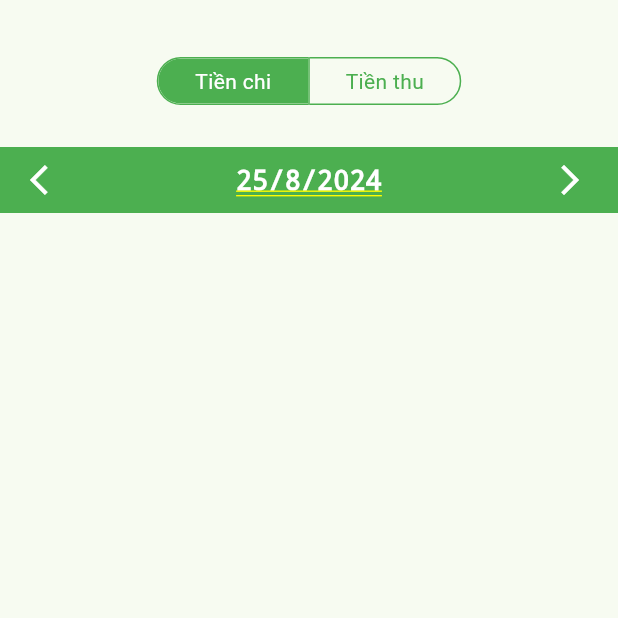
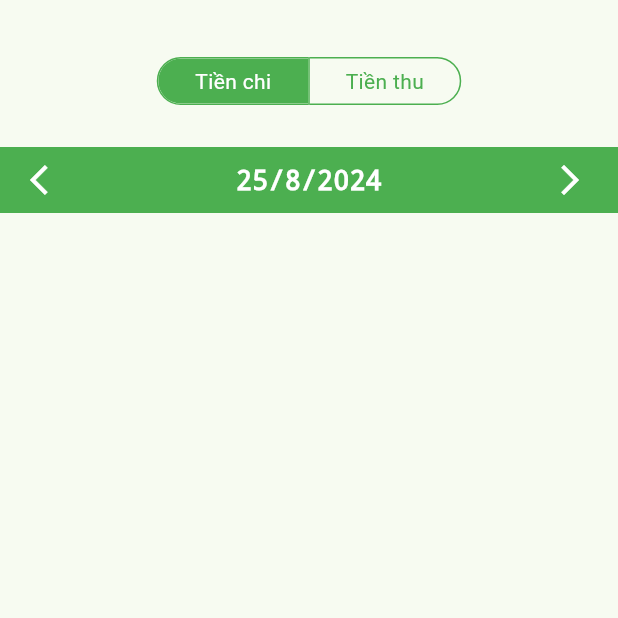
Before and after one commit to Thanhbinh1905/Flutter-balance-tracker, a Flutter app: the screen it shows after launch, on a phone screen of 412 x 824 dp, the top half of it. Run offline on Flutter 3.47's test engine with Material 3 defaults, Android fonts, the light colour scheme and no system bars.

Commit message:
fix Container

```diff
--- a/moneynote/lib/UI/home/home.dart
+++ b/moneynote/lib/UI/home/home.dart
@@ -116,9 +116,12 @@ class _hometab extends State<hometab> {
                 onTap: () => _selectDate(context),
                 child: const Icon(Icons.arrow_back_ios, color: Colors.white),
               ),
-              Text(
-                "${selectedDate.day}/${selectedDate.month}/${selectedDate.year}",
-                style: const TextStyle(color: Colors.white, fontSize: 18),
+              GestureDetector(
+                onTap: () => _selectDate(context),
+                child: Text(
+                  "${selectedDate.day}/${selectedDate.month}/${selectedDate.year}",
+                  style: const TextStyle(color: Colors.white, fontSize: 18, decoration: TextDecoration.none,),
+                ),
               ),
               GestureDetector(
                 onTap: () => _selectDate(context),
```
